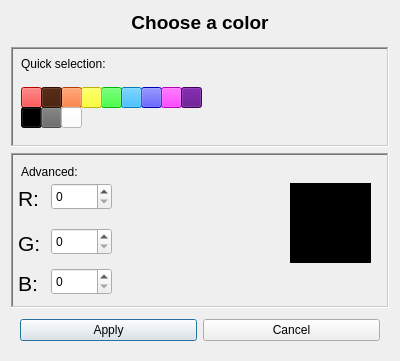
First picture: the form in ui/simplecolordialog.ui, repository Open-Typer/Open-Typer, before the edit.
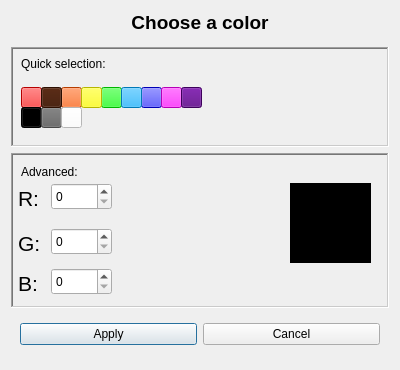
Second picture: the form after the edit.

Commit message: ui: simplecolordialog: Fix window height

The edit to the form file:
```diff
--- a/ui/simplecolordialog.ui
+++ b/ui/simplecolordialog.ui
@@ -7,19 +7,19 @@
     <x>0</x>
     <y>0</y>
     <width>400</width>
-    <height>361</height>
+    <height>370</height>
    </rect>
   </property>
   <property name="minimumSize">
    <size>
     <width>400</width>
-    <height>361</height>
+    <height>370</height>
    </size>
   </property>
   <property name="maximumSize">
    <size>
     <width>400</width>
-    <height>361</height>
+    <height>370</height>
    </size>
   </property>
   <property name="windowTitle">
@@ -488,13 +488,13 @@
      <property name="minimumSize">
       <size>
        <width>0</width>
-       <height>40</height>
+       <height>50</height>
       </size>
      </property>
      <property name="maximumSize">
       <size>
        <width>16777215</width>
-       <height>40</height>
+       <height>50</height>
       </size>
      </property>
      <property name="frameShape">
```
